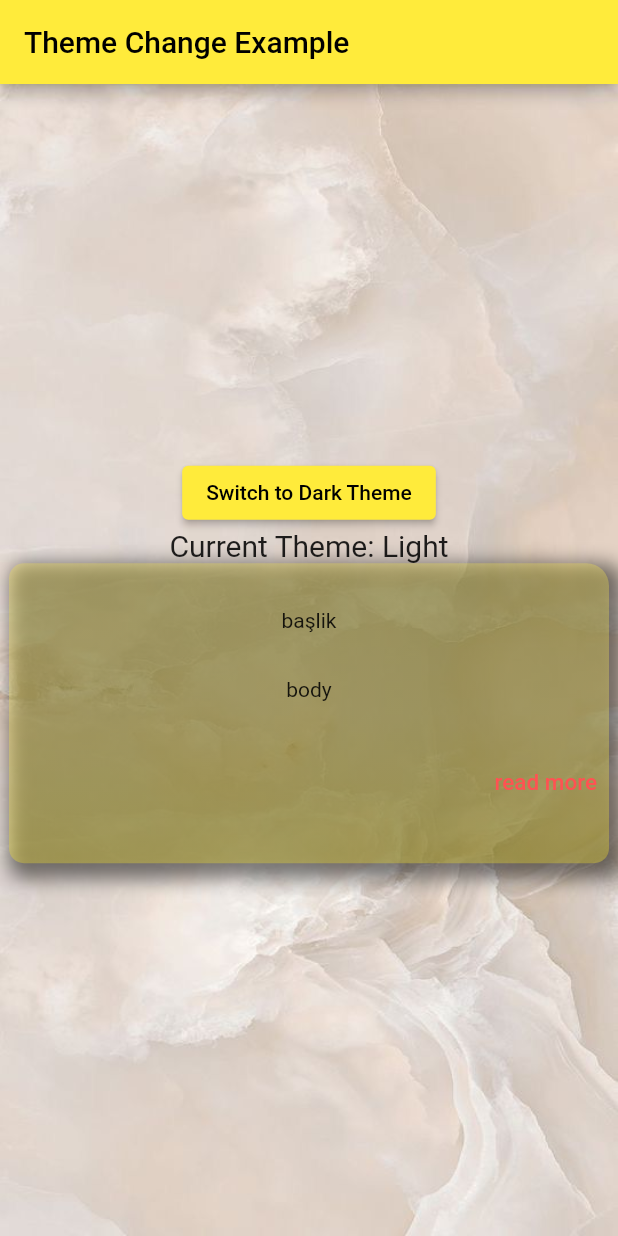
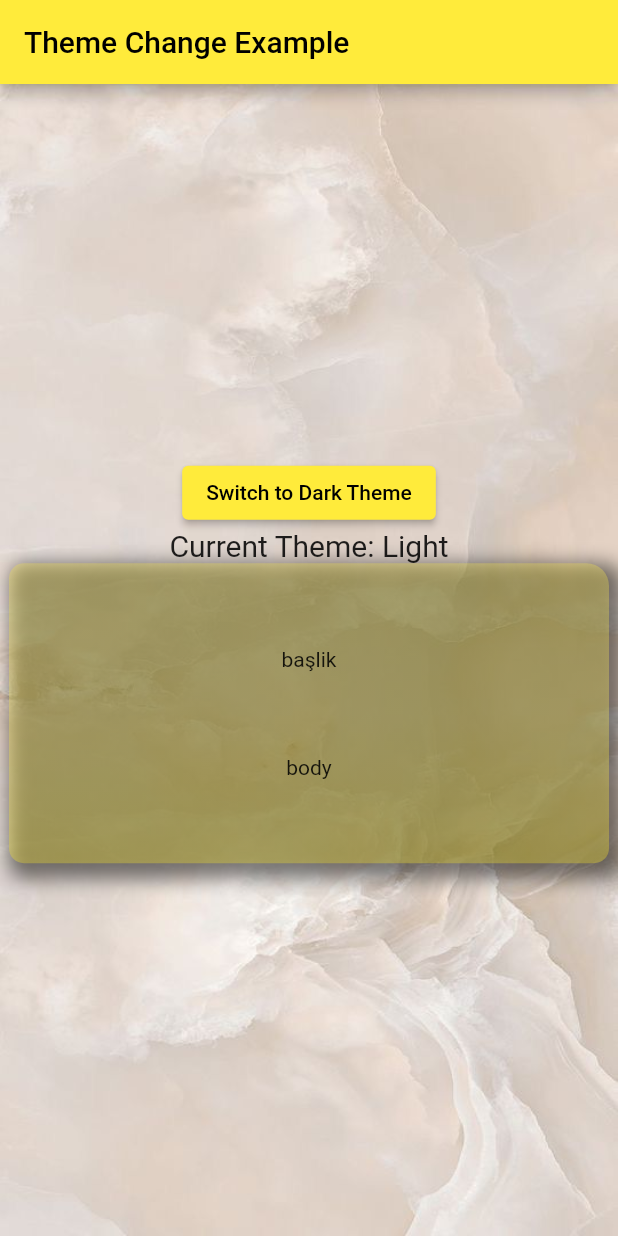
Before and after one commit to mubozk/FlutNews, a Flutter app: the screen it shows after launch, on a phone screen of 412 x 824 dp. Run offline on Flutter 3.47's test engine with Material 2 defaults, Android fonts, the phone set to English and light mode, and no system bars; our stand-ins replace flutter_spinkit, geolocator.

Commit message:
Touchable ClipNews

```diff
--- a/flut_news/lib/screens/theme_test_screen.dart
+++ b/flut_news/lib/screens/theme_test_screen.dart
@@ -48,7 +48,7 @@ class _ThemeTestScreenState extends State<ThemeTestScreen> {
                   'Current Theme: ${isDarkMode ? 'Dark' : 'Light'}',
                   style: const TextStyle(fontSize: 20),
                 ),
-                clip_news(isDarkMode: isDarkMode),
+                ClipNews(isDarkMode: isDarkMode),
               ],
             ),
           ),
--- a/flut_news/lib/widgets/clip_news.dart
+++ b/flut_news/lib/widgets/clip_news.dart
@@ -1,14 +1,18 @@
 import 'package:flutter/material.dart';
 
-class clip_news extends StatelessWidget {
-  const clip_news({
+class ClipNews extends StatelessWidget {
+  const ClipNews({
     super.key,
     required this.isDarkMode,
   });
   final bool isDarkMode;
   @override
   Widget build(BuildContext context) {
-    return Container(
+    return GestureDetector(
+      onTap: () {
+        // we'll redirect to the news details screen here when we create it
+      },
+      child: Container(
         height: 200,
         width: 400,
         decoration: BoxDecoration(
@@ -50,20 +54,8 @@ class clip_news extends StatelessWidget {
           children: [
             const Text("başlik"),
             const Text("body"),
-          Row(
-            mainAxisAlignment: MainAxisAlignment.end,
-            children: [
-              TextButton(
-                  onPressed: () {},
-                  style:
-                      TextButton.styleFrom(foregroundColor: Colors.redAccent),
-                  child: const Text(
-                    "read more",
-                    style: TextStyle(fontSize: 15),
-                  )),
           ],
-          )
-        ],
+        ),
       ),
     );
   }
```
Lines whose indentation alone changed are shown as unchanged.
